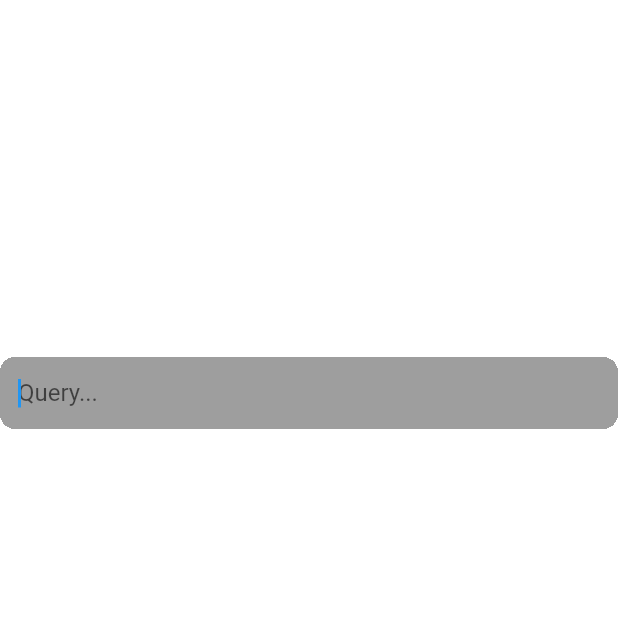
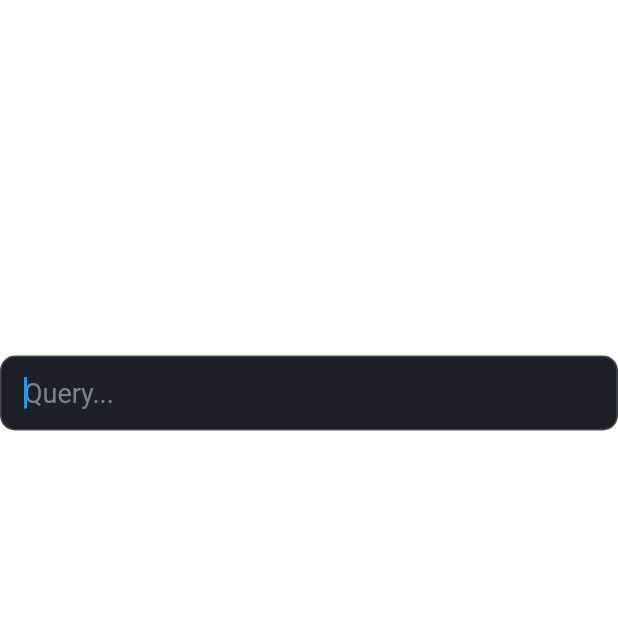
Before and after one commit to spotter-application/spotter, a Flutter app: the screen it shows after launch, on a phone screen of 412 x 824 dp, the top half of it. Run offline on Flutter 3.47's test engine with Material 2 defaults, Android fonts, the phone set to English and light mode, and no system bars; missing offline and left inert: bitsdojo_window, hotkey_manager, system_tray, window_manager; project files that could hold a hidden picture were left out.

Commit message:
Second option support; initial styles

```diff
--- a/lib/main.dart
+++ b/lib/main.dart
@@ -9,6 +9,22 @@ import 'package:system_tray/system_tray.dart';
 import 'package:window_manager/window_manager.dart'; // TODO: remove
 import 'package:bitsdojo_window/bitsdojo_window.dart';
 import 'package:flutter/services.dart';
+
+
+extension HexColor on Color {
+  static Color fromHex(String hexString) {
+    final buffer = StringBuffer();
+    if (hexString.length == 6 || hexString.length == 7) buffer.write('ff');
+    buffer.write(hexString.replaceFirst('#', ''));
+    return Color(int.parse(buffer.toString(), radix: 16));
+  }
+
+  String toHex({bool leadingHashSign = true}) => '${leadingHashSign ? '#' : ''}'
+      '${alpha.toRadixString(16).padLeft(2, '0')}'
+      '${red.toRadixString(16).padLeft(2, '0')}'
+      '${green.toRadixString(16).padLeft(2, '0')}'
+      '${blue.toRadixString(16).padLeft(2, '0')}';
+}
 
 void main() async {
   WidgetsFlutterBinding.ensureInitialized();
@@ -138,6 +154,8 @@ class _MyHomePageState extends State<MyHomePage> {
 
   List<Option> filteredOptions = [];
 
+  Option? activatedOption;
+
   @override
   void initState() {
     super.initState();
@@ -260,11 +278,6 @@ class _MyHomePageState extends State<MyHomePage> {
         ? 0
         : selectedOptionIndex + 1;
     });
-    // scrollController.animateTo(
-    //   (30 * selectedOptionIndex).toDouble(),
-    //   duration: const Duration(milliseconds: 500),
-    //   curve: Curves.ease,
-    // );
   }
 
   void selectPreviousOption() {
@@ -291,6 +304,23 @@ class _MyHomePageState extends State<MyHomePage> {
     KeyEventResult handleKeyEvent(RawKeyEvent event) {
       if (event is RawKeyUpEvent) {
         return KeyEventResult.ignored;
+      }
+
+      if (
+        event.logicalKey == LogicalKeyboardKey.backspace
+        && searchTextController.text.isEmpty
+      ) {
+        setState(() {
+          activatedOption = null;
+        });
+        return KeyEventResult.handled;
+      }
+
+      if (event.logicalKey == LogicalKeyboardKey.tab) {
+        setState(() {
+          activatedOption = filteredOptions[selectedOptionIndex];
+        });
+        return KeyEventResult.handled;
       }
 
       if (event.logicalKey == LogicalKeyboardKey.enter) {
@@ -334,7 +364,11 @@ class _MyHomePageState extends State<MyHomePage> {
         mainAxisAlignment: MainAxisAlignment.center,
         children: <Widget>[
           Container(
+            height: 50,
+            alignment: Alignment.center,
             decoration: BoxDecoration(
+              color: HexColor.fromHex('1c2128'),
+              border: Border.all(color: HexColor.fromHex('#444c56'), width: 1),
               borderRadius: BorderRadius.only(
                 topLeft: const Radius.circular(10),
                 topRight: const Radius.circular(10),
@@ -346,17 +380,50 @@ class _MyHomePageState extends State<MyHomePage> {
             child: RawKeyboardListener(
               focusNode: focusNode,
               onKey: handleKeyEvent,
+              child: Row(
+                children: [
+                  SizedBox(
+                    width: activatedOption == null ? 0 : 120,
+                    height: 50,
+                    child: DecoratedBox(
+                      decoration: const BoxDecoration(
+                        color: Colors.blue,
+                      ),
+                      child: Container(
+                        alignment: Alignment.center,
+                        child: Text(
+                          activatedOption?.name ?? '',
+                        ),
+                      ),
+                    ),
+                  ),
+                  Flexible(
                     child: TextField(
+                      // maxLines: 1,
+                      // textAlignVertical: TextAlignVertical.center,
+                      // textAlign: TextAlign.left,
                       controller: searchTextController,
                       textInputAction: TextInputAction.none,
                       autofocus: true,
-                decoration: const InputDecoration(
-                  filled: true,
-                  fillColor: Colors.grey,
+                      style: TextStyle(
+                        fontSize: 18.0,
+                        color: HexColor.fromHex('#adbac7'),
+                      ),
+                      decoration: InputDecoration(
+                        // filled: true,
+                        // fillColor: Colors.grey,
                         border: InputBorder.none,
                         hintText: 'Query...',
+                        hintStyle: TextStyle(
+                          color: HexColor.fromHex('#768390'),
+                        ),
+                        isDense: true,
+                        contentPadding: const EdgeInsets.only(left: 15),
                       )
-              )
+                    ),
+                  ),
+                ],
+              ),
             ),
           ),
           Container(
@@ -377,7 +444,8 @@ class _MyHomePageState extends State<MyHomePage> {
                       bottomLeft: Radius.circular(i == filteredOptions.length - 1 ? 10 : 0),
                       bottomRight: Radius.circular(i == filteredOptions.length - 1 ? 10 : 0),
                     ),
-                    color: selectedOptionIndex == i ? Colors.blue : Colors.grey,
+                    color: selectedOptionIndex == i ? Colors.blue : HexColor.fromHex('1c2128'),
+
                   ),
                   clipBehavior: Clip.hardEdge,
                   height: 30,
--- a/pubspec.yaml
+++ b/pubspec.yaml
@@ -42,6 +42,7 @@ dependencies:
   window_manager: ^0.2.7
   bitsdojo_window: ^0.1.5
   http: ^0.13.5
+  process_run: ^0.12.3+2
 
 dev_dependencies:
   flutter_test:
```
Also changed, not shown: pubspec.lock. Lines whose indentation alone changed are shown as unchanged.
